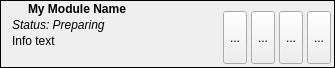
The window that src/moduleindicator.ui (syntalos/syntalos) describes before a commit, drawn with Qt 5.
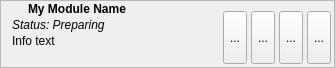
The same window after the commit. Icons and pictures are not drawn.

```diff
--- a/src/moduleindicator.ui
+++ b/src/moduleindicator.ui
@@ -26,10 +26,16 @@
    <string>Form</string>
   </property>
   <property name="frameShape">
-   <enum>QFrame::Box</enum>
+   <enum>QFrame::StyledPanel</enum>
   </property>
   <property name="frameShadow">
-   <enum>QFrame::Plain</enum>
+   <enum>QFrame::Raised</enum>
+  </property>
+  <property name="lineWidth">
+   <number>3</number>
+  </property>
+  <property name="midLineWidth">
+   <number>3</number>
   </property>
   <layout class="QHBoxLayout" name="horizontalLayout_3">
    <property name="spacing">
```
